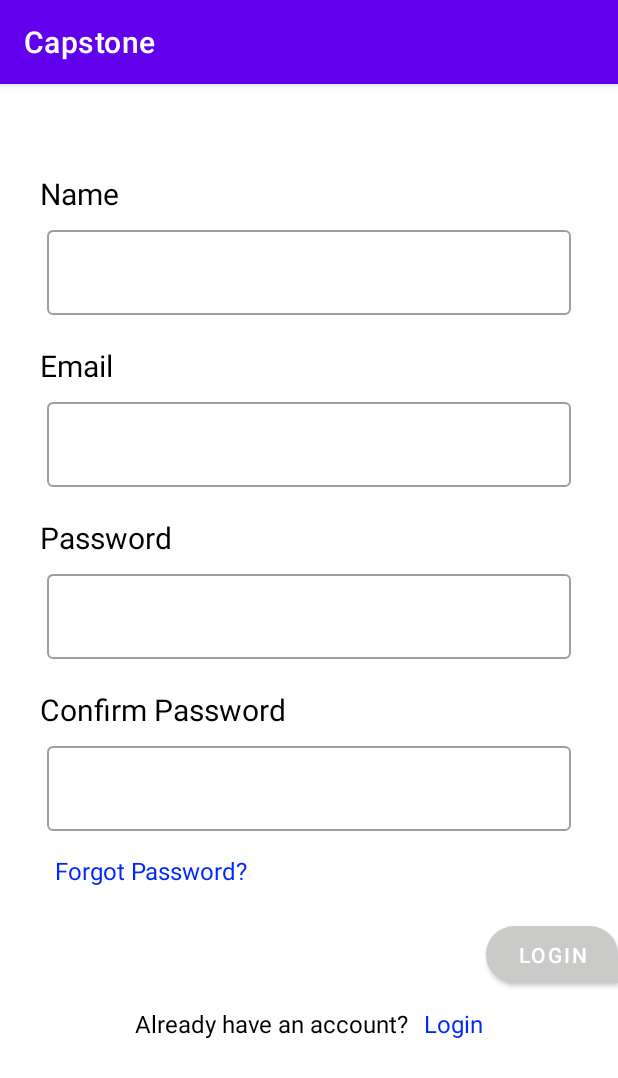
After one commit to Nayf-S-ALzahrani/Capstone, an Android app: the RegisterFragment screen opened through its navigation route, on a phone screen of 412 x 824 dp. The commit adds this screen. Shown: the top 1078 px of the screen. Run offline under Robolectric (Android 15) with nearby library versions, the phone set to English and light mode, and no system bars; our stand-ins replace Dagger/Hilt's generated code.

Commit message:
Finished login/register UI.

```diff
--- a/app/src/main/java/com/example/capstone/data/repository/CapstoneRepositoryImpl.kt
+++ b/app/src/main/java/com/example/capstone/data/repository/CapstoneRepositoryImpl.kt
@@ -1,4 +1,6 @@
 package com.example.capstone.data.repository
 
-class CapstoneRepositoryImpl {
+import javax.inject.Inject
+
+class CapstoneRepositoryImpl() {
 }
--- a/app/src/main/java/com/example/capstone/presentation/home_fragment/HomeFragment.kt
+++ b/app/src/main/java/com/example/capstone/presentation/home_fragment/HomeFragment.kt
@@ -34,6 +34,7 @@ class HomeFragment : Fragment() {
         binding = HomeFragmentBinding.inflate(layoutInflater)
         val snapHelper: SnapHelper = LinearSnapHelper()
         snapHelper.attachToRecyclerView(binding.memoriesRv)
+
 
         binding.memoriesRv.apply {
             layoutManager = LinearLayoutManager(context, LinearLayoutManager.HORIZONTAL, false)
--- /dev/null
+++ b/app/src/main/java/com/example/capstone/presentation/register_fragment/RegisterFragment.kt
@@ -0,0 +1,30 @@
+package com.example.capstone.presentation.register_fragment
+
+import androidx.lifecycle.ViewModelProvider
+import android.os.Bundle
+import androidx.fragment.app.Fragment
+import android.view.LayoutInflater
+import android.view.View
+import android.view.ViewGroup
+import com.example.capstone.R
+import com.example.capstone.databinding.RegisterFragmentBinding
+
+class RegisterFragment : Fragment() {
+
+    private val viewModel by lazy {
+        ViewModelProvider(this)[RegisterViewModel::class.java]
+    }
+
+    private lateinit var binding: RegisterFragmentBinding
+
+    override fun onCreateView(
+        inflater: LayoutInflater, container: ViewGroup?,
+        savedInstanceState: Bundle?
+    ): View? {
+
+        binding = RegisterFragmentBinding.inflate(layoutInflater)
+
+        return binding.root
+    }
+
+}
--- a/app/src/main/res/layout/add_comment_fragment.xml
+++ b/app/src/main/res/layout/add_comment_fragment.xml
@@ -20,7 +20,7 @@
         app:layout_constraintTop_toTopOf="parent" />
 
     <EditText
-        android:id="@+id/editTextTextPersonName"
+        android:id="@+id/newCommentEdtTxt"
         android:layout_width="0dp"
         android:layout_height="wrap_content"
         android:layout_marginStart="25dp"
@@ -45,7 +45,7 @@
         android:textSize="18sp"
         app:layout_constraintEnd_toEndOf="parent"
         app:layout_constraintStart_toStartOf="parent"
-        app:layout_constraintTop_toBottomOf="@+id/editTextTextPersonName" />
+        app:layout_constraintTop_toBottomOf="@+id/newCommentEdtTxt" />
 
     <ImageView
         android:id="@+id/imageView2"
--- a/app/src/main/res/layout/memory_details_fragment.xml
+++ b/app/src/main/res/layout/memory_details_fragment.xml
@@ -70,7 +70,7 @@
                     android:textSize="18sp" />
 
                 <TextView
-                    android:id="@+id/memoryDetailsDateTv"
+                    android:id="@+id/memoryDetailsDateTxtV"
                     android:layout_width="0dp"
                     android:layout_height="wrap_content"
                     android:layout_marginStart="10dp"
@@ -100,7 +100,7 @@
                 android:orientation="horizontal">
 
                 <TextView
-                    android:id="@+id/memoryDetailsLocationTv"
+                    android:id="@+id/memoryDetailsLocationTxtV"
                     android:layout_width="0dp"
                     android:layout_height="wrap_content"
                     android:layout_marginStart="20dp"
@@ -145,7 +145,7 @@
                 android:textStyle="bold" />
 
             <TextView
-                android:id="@+id/writtenThoughtsTv"
+                android:id="@+id/commentTxtV"
                 android:layout_width="match_parent"
                 android:layout_height="wrap_content"
                 android:layout_marginStart="20dp"
--- /dev/null
+++ b/app/src/main/res/layout/register_fragment.xml
@@ -0,0 +1,186 @@
+<?xml version="1.0" encoding="utf-8"?>
+<androidx.constraintlayout.widget.ConstraintLayout xmlns:android="http://schemas.android.com/apk/res/android"
+    xmlns:app="http://schemas.android.com/apk/res-auto"
+    xmlns:tools="http://schemas.android.com/tools"
+    android:layout_width="match_parent"
+    android:layout_height="match_parent"
+    tools:context=".presentation.login_fragment.LoginFragment">
+
+    <LinearLayout
+        android:id="@+id/linearLayout"
+        android:layout_width="409dp"
+        android:layout_height="wrap_content"
+        android:orientation="vertical"
+        app:layout_constraintBottom_toBottomOf="parent"
+        app:layout_constraintEnd_toEndOf="parent"
+        app:layout_constraintStart_toStartOf="parent"
+        app:layout_constraintTop_toTopOf="parent"
+        app:layout_constraintVertical_bias="0.203">
+
+        <TextView
+            android:layout_width="wrap_content"
+            android:layout_height="wrap_content"
+            android:layout_marginStart="25dp"
+            android:text="@string/register_name_label"
+            android:textColor="#000000"
+            android:textSize="20sp" />
+
+        <com.google.android.material.textfield.TextInputLayout
+            android:id="@+id/registerNameEdtTxt"
+            style="@style/Widget.MaterialComponents.TextInputLayout.OutlinedBox"
+            android:layout_width="match_parent"
+            android:layout_height="wrap_content"
+            android:layout_marginStart="30dp"
+            android:layout_marginTop="5dp"
+            android:layout_marginEnd="30dp"
+            android:ems="10"
+            android:minHeight="48dp"
+            app:placeholderText="@string/register_name_label">
+
+            <com.google.android.material.textfield.TextInputEditText
+                android:layout_width="match_parent"
+                android:layout_height="wrap_content"
+                tools:ignore="SpeakableTextPresentCheck" />
+
+        </com.google.android.material.textfield.TextInputLayout>
+
+        <TextView
+            android:layout_width="wrap_content"
+            android:layout_height="wrap_content"
+            android:layout_marginStart="25dp"
+            android:layout_marginTop="20dp"
+            android:text="@string/email_label"
+            android:textColor="#000000"
+            android:textSize="20sp" />
+
+        <com.google.android.material.textfield.TextInputLayout
+            android:id="@+id/registerEmailEdtTxt"
+            style="@style/Widget.MaterialComponents.TextInputLayout.OutlinedBox"
+            android:layout_width="match_parent"
+            android:layout_height="wrap_content"
+            android:layout_marginStart="30dp"
+            android:layout_marginTop="5dp"
+            android:layout_marginEnd="30dp"
+            android:ems="10"
+            android:minHeight="48dp"
+            app:placeholderText="@string/email_label">
+
+            <com.google.android.material.textfield.TextInputEditText
+                android:layout_width="match_parent"
+                android:layout_height="wrap_content"
+                tools:ignore="SpeakableTextPresentCheck" />
+
+        </com.google.android.material.textfield.TextInputLayout>
+
+        <TextView
+            android:layout_width="wrap_content"
+            android:layout_height="wrap_content"
+            android:layout_marginStart="25dp"
+            android:layout_marginTop="20dp"
+            android:text="@string/password_label"
+            android:textColor="#000000"
+            android:textSize="20sp" />
+
+        <com.google.android.material.textfield.TextInputLayout
+            android:id="@+id/registerPasswordEdtTxt"
+            style="@style/Widget.MaterialComponents.TextInputLayout.OutlinedBox"
+            android:layout_width="match_parent"
+            android:layout_height="wrap_content"
+            android:layout_marginStart="30dp"
+            android:layout_marginTop="5dp"
+            android:layout_marginEnd="30dp"
+            android:ems="10"
+            android:minHeight="48dp"
+            app:placeholderText="@string/password_label">
+
+            <com.google.android.material.textfield.TextInputEditText
+                android:layout_width="match_parent"
+                android:layout_height="wrap_content"
+                android:inputType="textPassword"
+                tools:ignore="SpeakableTextPresentCheck" />
+
+        </com.google.android.material.textfield.TextInputLayout>
+
+        <TextView
+            android:layout_width="wrap_content"
+            android:layout_height="wrap_content"
+            android:layout_marginStart="25dp"
+            android:layout_marginTop="20dp"
+            android:text="@string/confirm_password_label"
+            android:textColor="#000000"
+            android:textSize="20sp" />
+
+        <com.google.android.material.textfield.TextInputLayout
+            android:id="@+id/registerConfirmPasswordEdtTxt"
+            style="@style/Widget.MaterialComponents.TextInputLayout.OutlinedBox"
+            android:layout_width="match_parent"
+            android:layout_height="wrap_content"
+            android:layout_marginStart="30dp"
+            android:layout_marginTop="5dp"
+            android:layout_marginEnd="30dp"
+            android:ems="10"
+            android:minHeight="48dp"
+            app:placeholderText="@string/confirm_password_label">
+
+            <com.google.android.material.textfield.TextInputEditText
+                android:layout_width="match_parent"
+                android:layout_height="wrap_content"
+                android:inputType="textPassword"
+                tools:ignore="SpeakableTextPresentCheck" />
+
+        </com.google.android.material.textfield.TextInputLayout>
+
+        <TextView
+            android:layout_width="match_parent"
+            android:layout_height="wrap_content"
+            android:layout_marginStart="35dp"
+            android:layout_marginTop="15dp"
+            android:layout_marginEnd="25dp"
+            android:text="@string/forgot_password_label"
+            android:textColor="#0027FF"
+            android:textSize="16sp" />
+    </LinearLayout>
+
+    <Button
+        android:id="@+id/registerBtn"
+        android:layout_width="wrap_content"
+        android:layout_height="50sp"
+        android:layout_gravity="right"
+
+        android:layout_marginTop="20dp"
+        android:src="@drawable/ic_baseline_add_24"
+        android:text="@string/login_btn_label"
+
+        app:backgroundTint="#CACAC9"
+        app:layout_constraintEnd_toEndOf="parent"
+        app:layout_constraintTop_toBottomOf="@+id/linearLayout"
+        app:shapeAppearanceOverlay="@style/add_new_button_style"
+        tools:ignore="RtlHardcoded,SpeakableTextPresentCheck" />
+
+    <LinearLayout
+        android:layout_width="wrap_content"
+        android:layout_height="wrap_content"
+        android:layout_marginTop="10dp"
+        android:orientation="horizontal"
+        app:layout_constraintEnd_toEndOf="parent"
+        app:layout_constraintHorizontal_bias="0.5"
+        app:layout_constraintStart_toStartOf="parent"
+        app:layout_constraintTop_toBottomOf="@+id/registerBtn">
+
+        <TextView
+            android:layout_width="wrap_content"
+            android:layout_height="wrap_content"
+            android:text="@string/already_have_an_account_label"
+            android:textColor="#000000"
+            android:textSize="16sp" />
+
+        <TextView
+            android:layout_width="0dp"
+            android:layout_height="wrap_content"
+            android:layout_marginStart="10dp"
+            android:layout_weight="1"
+            android:text="@string/login_label"
+            android:textColor="#0027FF"
+            android:textSize="16sp" />
+    </LinearLayout>
+</androidx.constraintlayout.widget.ConstraintLayout>
--- a/app/src/main/res/navigation/app_nav.xml
+++ b/app/src/main/res/navigation/app_nav.xml
@@ -13,6 +13,12 @@
         <action
             android:id="@+id/action_homeFragment_to_memoryDetailsFragment"
             app:destination="@id/memoryDetailsFragment" />
+        <action
+            android:id="@+id/action_homeFragment_to_loginFragment"
+            app:destination="@id/loginFragment" />
+        <action
+            android:id="@+id/action_homeFragment_to_registerFragment"
+            app:destination="@id/registerFragment" />
     </fragment>
     <fragment
         android:id="@+id/memoryDetailsFragment"
@@ -31,4 +37,13 @@
         android:name="com.example.capstone.presentation.add_comment_fragment.AddCommentFragment"
         android:label="add_comment_fragment"
         tools:layout="@layout/add_comment_fragment" />
+    <fragment
+        android:id="@+id/loginFragment"
+        android:name="com.example.capstone.presentation.login_fragment.LoginFragment"
+        android:label="login_fragment"
+        tools:layout="@layout/login_fragment" />
+    <fragment
+        android:id="@+id/registerFragment"
+        android:name="com.example.capstone.presentation.register_fragment.RegisterFragment"
+        android:label="RegisterFragment" />
 </navigation>
--- a/app/src/main/res/values/strings.xml
+++ b/app/src/main/res/values/strings.xml
@@ -7,4 +7,16 @@
     <string name="write_a_comment_placeholder">Write a comment</string>
     <string name="or_label">OR</string>
     <string name="save_comment_btn_label">Save Comment</string>
+    <string name="email_label">Email</string>
+    <string name="enter_your_email_placeholder">Enter your email</string>
+    <string name="password_label">Password</string>
+    <string name="enter_your_password_placeholder">Enter your password</string>
+    <string name="forgot_password_label">Forgot Password?</string>
+    <string name="login_btn_label">Login</string>
+    <string name="don_t_have_an_account_label">Don\'t have an account?</string>
+    <string name="sign_up_txt_label">Sign up</string>
+    <string name="register_name_label">Name</string>
+    <string name="confirm_password_label">Confirm Password</string>
+    <string name="already_have_an_account_label">Already have an account?</string>
+    <string name="login_label">Login</string>
 </resources>
```
Also changed, not shown: app/src/main/java/com/example/capstone/presentation/login_fragment/LoginFragment.kt (added, +27 -0 lines), app/src/main/java/com/example/capstone/presentation/login_fragment/LoginViewModel.kt (added, +7 -0 lines), app/src/main/java/com/example/capstone/presentation/register_fragment/RegisterViewModel.kt (added, +7 -0 lines), app/src/main/res/layout/login_fragment.xml (added, +128 -0 lines).
